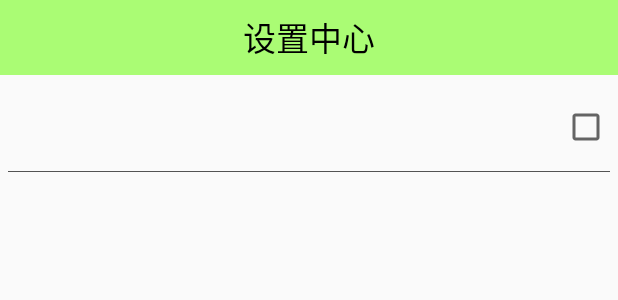
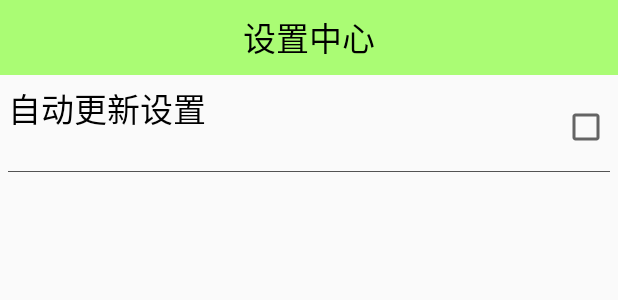
Before and after one commit to JenniferNew/mobileSafe, an Android app: the layout activity_setting.xml on its own in the app's theme, with its tools: preview values and no code run, on a phone screen of 412 x 824 dp. Shown: the top 300 px of the screen. Run offline under Robolectric (Android 15) with nearby library versions, the phone set to English and light mode, and no system bars.

Commit message:
自定义属性

```diff
--- a/app/src/main/java/com/movitech/mobilesafe/activity/SettingActivity.java
+++ b/app/src/main/java/com/movitech/mobilesafe/activity/SettingActivity.java
@@ -23,14 +23,11 @@ public class SettingActivity extends AppCompatActivity {
 
         mSharedPreferences = getSharedPreferences("config", MODE_PRIVATE);
         sivUpdate = (SettingItemView) findViewById(R.id.siv_update);
-        sivUpdate.setTitle("自动更新设置");
 
         boolean auto_update = mSharedPreferences.getBoolean("auto_update", true);
         if (auto_update) {
-            sivUpdate.setDesc("自动更新已开启");
             sivUpdate.setChecked(true);
         }else {
-            sivUpdate.setDesc("自动更新已关闭");
             sivUpdate.setChecked(false);
         }
 
@@ -39,12 +36,10 @@ public class SettingActivity extends AppCompatActivity {
             public void onClick(View v) {
                 if (sivUpdate.isChecked()) {
                     sivUpdate.setChecked(false);
-                    sivUpdate.setDesc("自动更新已关闭");
 
                     mSharedPreferences.edit().putBoolean("auto_update", false).commit();
                 }else {
                     sivUpdate.setChecked(true);
-                    sivUpdate.setDesc("自动更新已开启");
                     mSharedPreferences.edit().putBoolean("auto_update", true).commit();
                 }
             }
--- a/app/src/main/java/com/movitech/mobilesafe/view/SettingItemView.java
+++ b/app/src/main/java/com/movitech/mobilesafe/view/SettingItemView.java
@@ -14,9 +14,13 @@ import com.movitech.mobilesafe.R;
  */
 public class SettingItemView extends RelativeLayout{
 
+    private static final String NAMESPACE = "http://schemas.android.com/apk/res-auto";
     private TextView tv_titile;
     private TextView tv_description;
     private CheckBox cb_status;
+    private String mtitle;
+    private String mdesc_on;
+    private String mdesc_off;
 
     public SettingItemView(Context context) {
         super(context);
@@ -25,7 +29,16 @@ public class SettingItemView extends RelativeLayout{
 
     public SettingItemView(Context context, AttributeSet attrs) {
         super(context, attrs);
+
+        /*
+        * 根据属性名拿属性值
+        * */
+        mtitle = attrs.getAttributeValue(NAMESPACE, "title_value");
+        mdesc_on = attrs.getAttributeValue(NAMESPACE, "desc_on");
+        mdesc_off = attrs.getAttributeValue(NAMESPACE, "desc_off");
+
         initView();
+
     }
 
     public SettingItemView(Context context, AttributeSet attrs, int defStyleAttr) {
@@ -41,6 +54,8 @@ public class SettingItemView extends RelativeLayout{
         tv_titile = (TextView) findViewById(R.id.tv_title);
         tv_description = (TextView) findViewById(R.id.tv_description);
         cb_status = (CheckBox) findViewById(R.id.cb_status);
+
+        setTitle(mtitle);
     }
 
     public void setTitle(String title) {
@@ -60,5 +75,10 @@ public class SettingItemView extends RelativeLayout{
 
     public void setChecked(boolean checked) {
         cb_status.setChecked(checked);
+        if (checked) {
+            setDesc(mdesc_on);
+        }else {
+            setDesc(mdesc_off);
+        }
     }
 }
--- a/app/src/main/res/layout/activity_setting.xml
+++ b/app/src/main/res/layout/activity_setting.xml
@@ -1,6 +1,7 @@
 <?xml version="1.0" encoding="utf-8"?>
 <LinearLayout xmlns:android="http://schemas.android.com/apk/res/android"
     xmlns:tools="http://schemas.android.com/tools"
+    xmlns:movitech="http://schemas.android.com/apk/res-auto"
     android:layout_width="match_parent"
     android:layout_height="match_parent"
     tools:context="com.movitech.mobilesafe.activity.SettingActivity"
@@ -12,7 +13,11 @@
     <com.movitech.mobilesafe.view.SettingItemView
         android:id="@+id/siv_update"
         android:layout_width="match_parent"
-        android:layout_height="wrap_content">
+        android:layout_height="wrap_content"
+        movitech:title_value="自动更新设置"
+        movitech:desc_on="自动更新已开启"
+        movitech:desc_off="自动更新已关闭"
+        >
 
     </com.movitech.mobilesafe.view.SettingItemView>
 
```
Also changed, not shown: app/src/main/res/values/attrs.xml (added, +8 -0 lines), app/src/main/res/values/attrs_focused_view.xml (deleted, +0 -8 lines).
